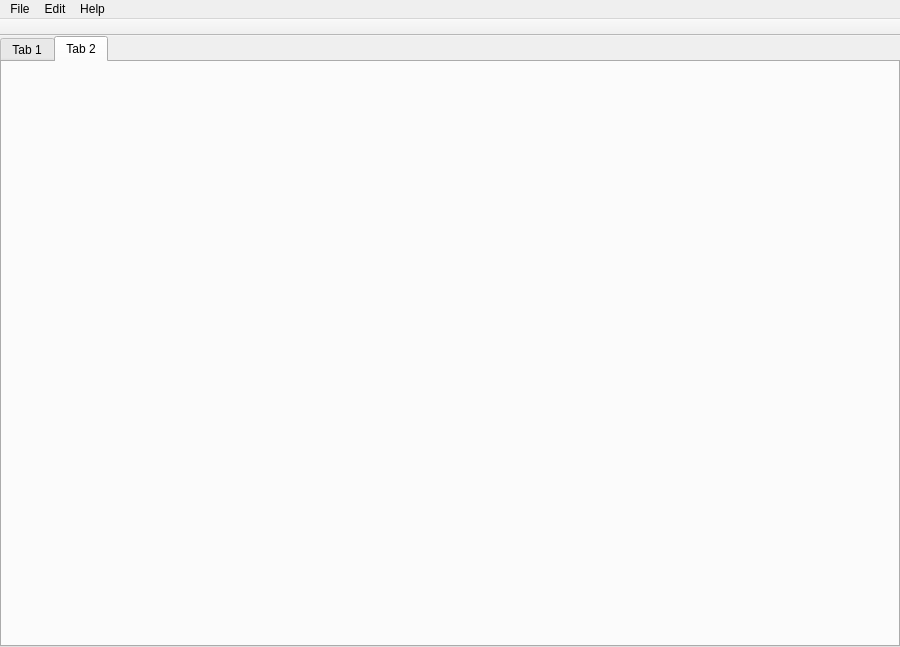
First picture: the form in src/main_window.ui, repository jiachen1119/gnss-sdr-monitor, before the edit.
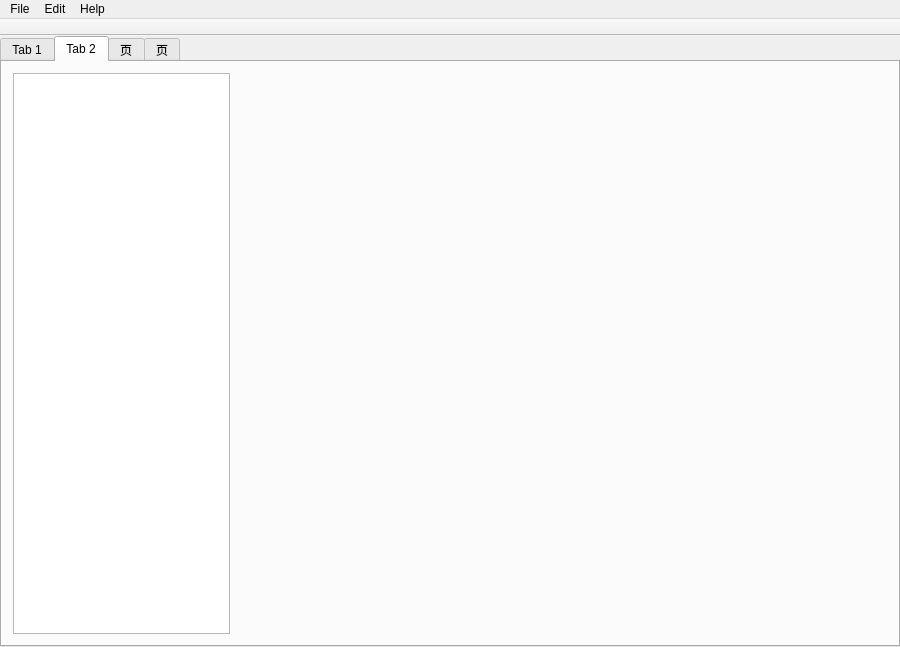
Second picture: the form after the edit. The open tabs and pages were chosen to show the change. Icons and pictures are not drawn.

Commit message: tab bar changed

```diff
--- a/src/main_window.ui
+++ b/src/main_window.ui
@@ -66,6 +66,24 @@
       <widget class="QWidget" name="tab_2">
        <attribute name="title">
         <string>Tab 2</string>
+       </attribute>
+       <layout class="QHBoxLayout" name="horizontalLayout" stretch="1,3">
+        <item>
+         <widget class="QListView" name="listView"/>
+        </item>
+        <item>
+         <widget class="QWidget" name="widget" native="true"/>
+        </item>
+       </layout>
+      </widget>
+      <widget class="QWidget" name="tab_3">
+       <attribute name="title">
+        <string>页</string>
+       </attribute>
+      </widget>
+      <widget class="QWidget" name="tab_4">
+       <attribute name="title">
+        <string>页</string>
        </attribute>
       </widget>
      </widget>
```
Left out of the diff: 2 changed lines with no effect on the pictures. The commit also changes 7 other files.
